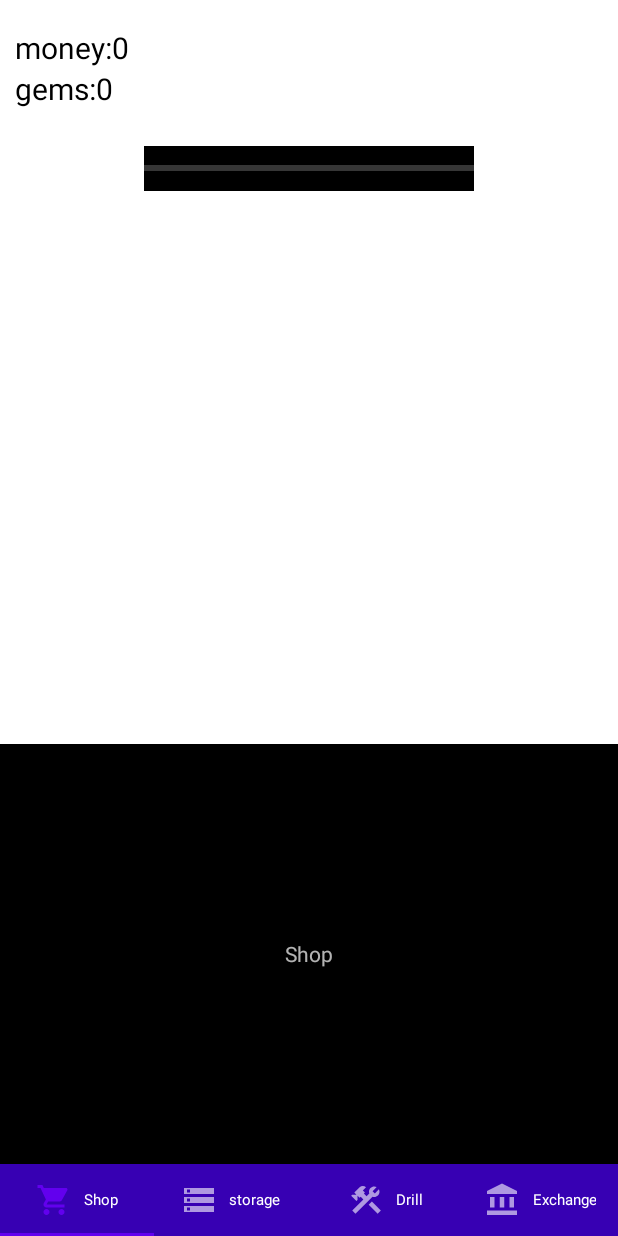
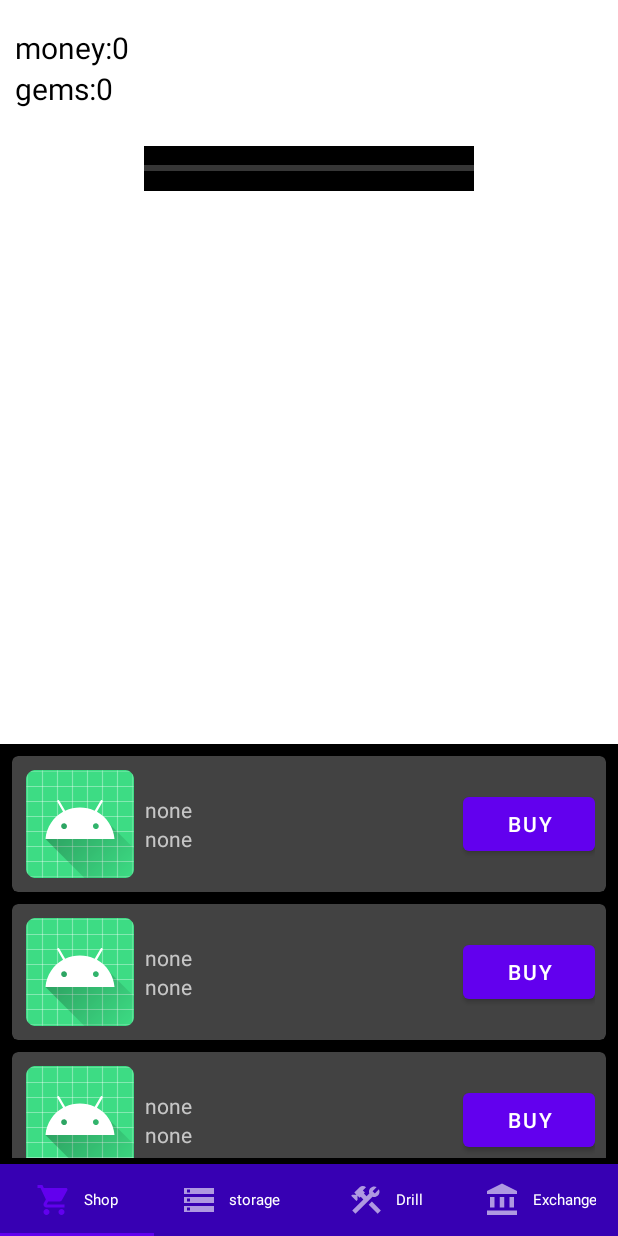
Before and after one commit to VitaliKhileuski/MinerClicker, an Android app: the screen it shows after launch (MainActivity), on a phone screen of 412 x 824 dp. Run offline under Robolectric (Android 15) with nearby library versions, the phone set to English and light mode, and no system bars.

Commit message:
shop_recyclerView

```diff
--- a/Miner_Clicker/app/src/main/java/com/example/miner_clicker/Pickaxe.kt
+++ b/Miner_Clicker/app/src/main/java/com/example/miner_clicker/Pickaxe.kt
@@ -6,5 +6,5 @@ class Pickaxe() {
     val price:Int=0
     val descriprion:String="none"
     val damage:Int=0
-    val imageSource:String="none"
+    val imageSource:Int=R.mipmap.ic_launcher_round
 }
--- /dev/null
+++ b/Miner_Clicker/app/src/main/java/com/example/miner_clicker/adapters/ShopRecyclerAdapter.kt
@@ -0,0 +1,35 @@
+package com.example.miner_clicker.adapters
+
+import android.view.LayoutInflater
+import android.view.View
+import android.view.ViewGroup
+import android.widget.ImageView
+import android.widget.TextView
+import androidx.recyclerview.widget.RecyclerView
+import com.example.miner_clicker.Pickaxe
+import com.example.miner_clicker.R
+
+class ShopRecyclerAdapter(private var shopItems: List<Pickaxe>) : RecyclerView.Adapter<ShopRecyclerAdapter.ViewHolder>() {
+
+    inner class ViewHolder(itemView: View) : RecyclerView.ViewHolder(itemView){
+        val productName: TextView = itemView.findViewById(R.id.product_name)
+        val productDescription: TextView = itemView.findViewById(R.id.product_description)
+        val productImage: ImageView = itemView.findViewById(R.id.product_image)
+    }
+
+    override fun onCreateViewHolder(parent: ViewGroup, viewType: Int): ViewHolder {
+        val v = LayoutInflater.from(parent.context).inflate(R.layout.shop_view_item, parent, false)
+        return ViewHolder(v)
+    }
+
+    override fun onBindViewHolder(holder: ViewHolder, position: Int) {
+        holder.productName.text = shopItems[position].name
+        holder.productDescription.text = shopItems[position].descriprion
+        holder.productImage.setImageResource(shopItems[position].imageSource)
+    }
+
+    override fun getItemCount(): Int {
+        return shopItems.count()
+    }
+
+}
--- a/Miner_Clicker/app/src/main/java/com/example/miner_clicker/fragments/ShopFragment.kt
+++ b/Miner_Clicker/app/src/main/java/com/example/miner_clicker/fragments/ShopFragment.kt
@@ -5,9 +5,16 @@ import androidx.fragment.app.Fragment
 import android.view.LayoutInflater
 import android.view.View
 import android.view.ViewGroup
+import androidx.recyclerview.widget.LinearLayoutManager
+import androidx.recyclerview.widget.RecyclerView
+import com.example.miner_clicker.Pickaxe
 import com.example.miner_clicker.R
+import com.example.miner_clicker.adapters.ShopRecyclerAdapter
 
 class ShopFragment : Fragment() {
+
+    private var products = mutableListOf<Pickaxe>()
+    lateinit var recyclerView: RecyclerView
 
     override fun onCreate(savedInstanceState: Bundle?) {
         super.onCreate(savedInstanceState)
@@ -19,8 +26,25 @@ class ShopFragment : Fragment() {
         savedInstanceState: Bundle?
     ): View? {
         // Inflate the layout for this fragment
-        return inflater.inflate(R.layout.fragment_shop, container, false)
+        val v = inflater.inflate(R.layout.fragment_shop, container, false)
+
+        var product1: Pickaxe = Pickaxe()
+        addToList(product1)
+        var product2: Pickaxe = Pickaxe()
+        addToList(product2)
+        var product3: Pickaxe = Pickaxe()
+        addToList(product3)
+        var product4: Pickaxe = Pickaxe()
+        addToList(product4)
+
+        recyclerView = v.findViewById(R.id.shop_recyclerView)
+        recyclerView.layoutManager = LinearLayoutManager(this.context)
+        recyclerView.adapter = ShopRecyclerAdapter(products)
+
+        return v
     }
 
-
+    private fun addToList(product: Pickaxe){
+        products.add(product)
+    }
 }
--- a/Miner_Clicker/app/src/main/res/layout/fragment_shop.xml
+++ b/Miner_Clicker/app/src/main/res/layout/fragment_shop.xml
@@ -5,16 +5,15 @@
     android:layout_height="match_parent"
     tools:context=".fragments.ShopFragment">
 
-    <RelativeLayout
+    <androidx.recyclerview.widget.RecyclerView
+        android:id="@+id/shop_recyclerView"
         android:layout_width="match_parent"
-        android:layout_height="match_parent">
-
-        <TextView
-            android:layout_width="wrap_content"
-            android:layout_height="wrap_content"
-            android:layout_centerInParent="true"
-            android:text="Shop" />
-    </RelativeLayout>
+        android:layout_height="match_parent"
+        android:layout_marginStart="4dp"
+        android:layout_marginTop="4dp"
+        android:layout_marginEnd="4dp"
+        android:layout_marginBottom="4dp"
+        tools:listitem="@layout/shop_view_item"/>
 
 
 </FrameLayout>
--- /dev/null
+++ b/Miner_Clicker/app/src/main/res/layout/shop_view_item.xml
@@ -0,0 +1,65 @@
+<?xml version="1.0" encoding="utf-8"?>
+<androidx.cardview.widget.CardView xmlns:android="http://schemas.android.com/apk/res/android"
+    xmlns:app="http://schemas.android.com/apk/res-auto"
+    android:id="@+id/storage_cardView"
+    android:layout_width="match_parent"
+    android:layout_height="wrap_content"
+    android:layout_margin="4dp"
+    app:cardCornerRadius="4dp">
+
+    <RelativeLayout
+        android:id="@+id/product_cardView_wrapper"
+        android:layout_width="match_parent"
+        android:layout_height="wrap_content"
+        android:padding="7dp">
+
+        <ImageView
+            android:id="@+id/product_image"
+            android:layout_width="wrap_content"
+            android:layout_height="wrap_content"
+            android:layout_centerVertical="true"
+            android:layout_margin="2dp"
+            android:src="@mipmap/ic_launcher_round" />
+
+        <RelativeLayout
+            android:layout_width="match_parent"
+            android:layout_height="wrap_content"
+            android:layout_centerVertical="true"
+            android:layout_toEndOf="@+id/product_image">
+
+            <LinearLayout
+                android:id="@+id/product_info"
+                android:layout_width="match_parent"
+                android:layout_height="wrap_content"
+                android:layout_toStartOf="@+id/product_buying_button"
+                android:layout_centerVertical="true"
+                android:orientation="vertical"
+                android:padding="5dp">
+
+                <TextView
+                    android:id="@+id/product_name"
+                    android:layout_width="wrap_content"
+                    android:layout_height="wrap_content"
+                    android:text="Product name"
+                    android:textSize="14sp" />
+
+                <TextView
+                    android:id="@+id/product_description"
+                    android:layout_width="match_parent"
+                    android:layout_height="wrap_content"
+                    android:text="description"
+                    android:textSize="14sp" />
+            </LinearLayout>
+
+            <Button
+                android:id="@+id/product_buying_button"
+                android:layout_width="wrap_content"
+                android:layout_height="wrap_content"
+                android:layout_centerVertical="true"
+                android:layout_alignParentEnd="true"
+                android:text="Buy"/>
+        </RelativeLayout>
+
+    </RelativeLayout>
+
+</androidx.cardview.widget.CardView>
```
Also changed, not shown: Miner_Clicker/app/src/main/java/com/example/miner_clicker/Storage.kt (line endings or trailing spaces).
